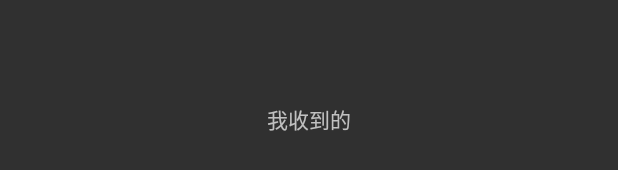
After one commit to kencent/FlippedAndroid, an Android app: the layout fragment_mine_receive.xml on its own in the app's theme, with its tools: preview values and no code run, on a phone screen of 412 x 824 dp. The commit adds this screen. Shown: the part 499-669 px from the top of the screen. Run offline under Robolectric (Android 15) with nearby library versions, the phone set to English and light mode, and no system bars.

Commit message:
【新增】开发环境配置，我的页面相关逻辑。

```diff
--- a/app/src/main/kotlin/com/brzhang/fllipped/api/FllippedService.kt
+++ b/app/src/main/kotlin/com/brzhang/fllipped/api/FllippedService.kt
@@ -30,4 +30,7 @@ interface FllippedService {
     @GET("nearby_flippedwords")
     fun getNearByFlippeds(@QueryMap querys: Map<String, String>): Observable<FlippedsResponse>
 
+    @GET("help")
+    fun getHelp():Observable<ResponseBody>
+
 }
--- a/app/src/main/res/layout/activity_main.xml
+++ b/app/src/main/res/layout/activity_main.xml
@@ -39,7 +39,7 @@
 
     </android.support.v7.widget.Toolbar>
 
-    <android.support.v4.widget.NestedScrollView
+    <RelativeLayout
         android:id="@+id/myScrollingContent"
         android:layout_width="match_parent"
         android:layout_height="match_parent"
@@ -54,7 +54,7 @@
 
         </FrameLayout>
 
-    </android.support.v4.widget.NestedScrollView>
+    </RelativeLayout>
 
     <com.roughike.bottombar.BottomBar
         android:id="@+id/bottomBar"
--- /dev/null
+++ b/app/src/main/res/layout/fragment_mine_receive.xml
@@ -0,0 +1,14 @@
+<?xml version="1.0" encoding="utf-8"?>
+<RelativeLayout xmlns:android="http://schemas.android.com/apk/res/android"
+                android:layout_width="match_parent"
+                android:layout_height="match_parent"
+                android:orientation="vertical">
+
+    <TextView
+
+        android:layout_width="wrap_content"
+        android:layout_height="wrap_content"
+        android:layout_centerInParent="true"
+        android:text="我收到的"
+    />
+</RelativeLayout>
```
Also changed, not shown: app/src/main/kotlin/com/brzhang/fllipped/view/MineFragment.kt (+27 -0 lines), app/src/main/kotlin/com/brzhang/fllipped/view/MineReceiveFragment.kt (added, +42 -0 lines), app/src/main/kotlin/com/brzhang/fllipped/view/MineSendFragment.kt (added, +44 -0 lines), app/src/main/kotlin/com/brzhang/fllipped/view/SqureFragment.kt (+15 -13 lines), app/src/main/res/layout/fragment_mine.xml (+7 -2 lines), app/src/main/res/layout/fragment_mine_send.xml (added, +16 -0 lines), 1 other file.
